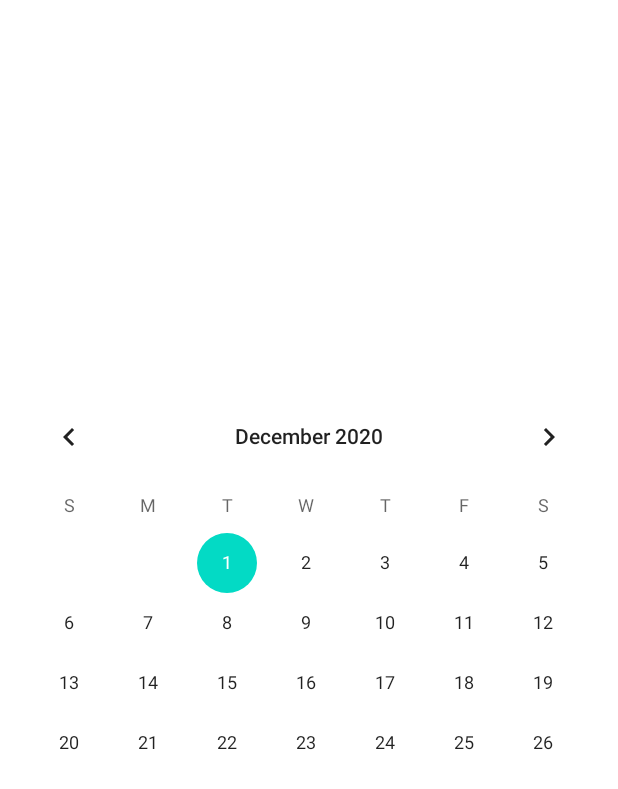
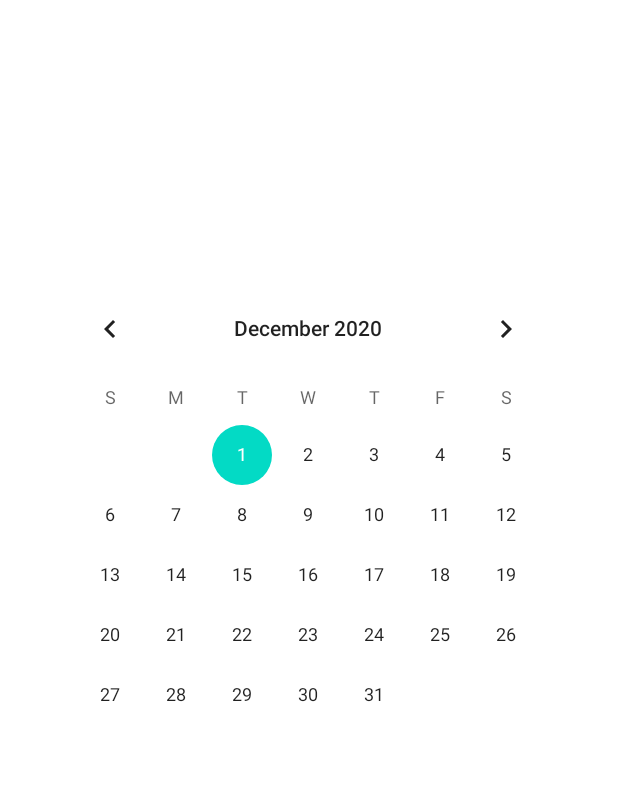
Before and after one commit to bmitay4/HMO, an Android app: the BookAppointment screen opened directly, with no data from a screen before it, on a phone screen of 412 x 824 dp. Shown: the top 789 px of the screen. Run offline under Robolectric (Android 15) with nearby library versions, the phone set to English and light mode, and no system bars; our stand-ins replace Firebase (no records; nobody signed in at launch, a user with empty details on screens opened directly).

Commit message:
Fixing minor malfunctions

```diff
--- a/app/src/main/java/com/example/hmo/BookAppointment.java
+++ b/app/src/main/java/com/example/hmo/BookAppointment.java
@@ -31,6 +31,7 @@ public class BookAppointment extends AppCompatActivity {
     private CalendarView cal;
     private ArrayAdapter arrdoc, times;
     private ArrayList<String> listingdocs;
+    private ArrayList<NewDoctor> docList;
     private String date, docid;
 
     @Override
@@ -49,14 +50,18 @@ public class BookAppointment extends AppCompatActivity {
             @Override
             public void onDataChange(@NonNull DataSnapshot snapshot) {
                 listingdocs = new ArrayList<String>();
+                docList = new ArrayList<>();
                 for (DataSnapshot doc : snapshot.getChildren()) {
                     NewDoctor d = doc.getValue(NewDoctor.class);
                     listingdocs.add(d.getUserFirstName()+" "+d.getUserLastName());
+                    docList.add(d);
                 }
-                String[] a = new String[listingdocs.size()];
-                for (int i = 0; i < a.length; i++) {
-                    a[i] = listingdocs.get(i);
-                }
+//                String[] a = new String[listingdocs.size()];
+//                for (int i = 0; i < a.length; i++) {
+//                    NewDoctor doc = doctorList.get(i);
+//                    a[i] = doc.getUserFirstName() + " " + doc.getUserLastName();
+////                    a[i] = listingdocs.get(i);
+//                }
                 arrdoc = new ArrayAdapter(BookAppointment.this, android.R.layout.simple_list_item_1, listingdocs);
                 doclist.setAdapter(arrdoc);
             }
@@ -67,7 +72,14 @@ public class BookAppointment extends AppCompatActivity {
         });
 
         // TODO: Need to make on click listener for the list to pick doc
-        docid = "doc";
+        doclist.setOnItemClickListener(new AdapterView.OnItemClickListener() {
+            @Override
+            public void onItemClick(AdapterView<?> parent, View view, int position, long id) {
+                docid = docList.get(position).getUserID();
+                System.out.println(docid);
+            }
+        });
+
 
         // pick date
         cal.setOnDateChangeListener(new CalendarView.OnDateChangeListener() {
@@ -87,6 +99,7 @@ public class BookAppointment extends AppCompatActivity {
 
                             for (DataSnapshot value : snapshot.getChildren()) {
                                 Appointment apt = value.getValue(Appointment.class);
+                                System.out.println(apt.toString());
                                 if (apt.getAvailable()) {
                                     listapt.add(apt);
                                 }
@@ -105,7 +118,7 @@ public class BookAppointment extends AppCompatActivity {
                                 @Override
 
                                 public void onItemClick(AdapterView<?> parent, View view, int position, long id) {
-                                    Appointment picked_apt = (Appointment) parent.getItemAtPosition(position);
+                                    Appointment picked_apt = (Appointment) listapt.get(position);
                                     Intent i = new Intent(BookAppointment.this, ConfirmAppointment.class);
                                     i.putExtra("user", user);
                                     i.putExtra("picked_apt", picked_apt);
--- a/app/src/main/java/com/example/hmo/ConfirmAppointment.java
+++ b/app/src/main/java/com/example/hmo/ConfirmAppointment.java
@@ -27,6 +27,9 @@ public class ConfirmAppointment extends AppCompatActivity {
         apt = (Appointment) getIntent().getSerializableExtra("picked_apt");
         confirm = findViewById(R.id.confirm);
 
+        fdb = FirebaseDatabase.getInstance();
+        refdb = fdb.getReference();
+
         confirm.setOnClickListener(v -> ConfirmBooking());
 
     }
@@ -42,6 +45,7 @@ public class ConfirmAppointment extends AppCompatActivity {
         String date = apt.getDate().replace(".","");
         String time = apt.getTime();
         String docid = apt.getDocID();
+
         refdb.child("Appointments").child(docid).child(date).child(time).setValue(apt).addOnFailureListener(v -> FaildSetValue(v));
         // Book in user appointment
         String userid = user.getUserID();
--- a/app/src/main/java/com/example/hmo/SetAppointment.java
+++ b/app/src/main/java/com/example/hmo/SetAppointment.java
@@ -125,7 +125,7 @@ public class SetAppointment extends AppCompatActivity {
                 true);
         // Insert in to Appointments -> DocID -> Date -> Time
         // Check if faild to do so.
-        refdb.child(first_apt).setValue(e1).addOnFailureListener(new OnFailureListener() {
+        refdb.child(time).setValue(e1).addOnFailureListener(new OnFailureListener() {
             @Override
             public void onFailure(@NonNull Exception e) {
                 Log.d(TAG, "problem inserting appointment " + time + " " + e);
--- a/app/src/main/res/layout/activity_book_appointment.xml
+++ b/app/src/main/res/layout/activity_book_appointment.xml
@@ -8,8 +8,8 @@
 
     <ListView
         android:id="@+id/doclist"
-        android:layout_width="410dp"
-        android:layout_height="234dp"
+        android:layout_width="412dp"
+        android:layout_height="120dp"
         app:layout_constraintBottom_toTopOf="@+id/pickdate"
         app:layout_constraintEnd_toEndOf="parent"
         app:layout_constraintStart_toStartOf="parent"
@@ -17,19 +17,19 @@
 
     <CalendarView
         android:id="@+id/pickdate"
-        android:layout_width="412dp"
-        android:layout_height="259dp"
+        android:layout_width="wrap_content"
+        android:layout_height="wrap_content"
         app:layout_constraintBottom_toBottomOf="parent"
         app:layout_constraintEnd_toEndOf="parent"
-        app:layout_constraintHorizontal_bias="1.0"
+        app:layout_constraintHorizontal_bias="0.491"
         app:layout_constraintStart_toStartOf="parent"
         app:layout_constraintTop_toTopOf="parent"
-        app:layout_constraintVertical_bias="0.456" />
+        app:layout_constraintVertical_bias="0.381" />
 
     <ListView
         android:id="@+id/aptlist"
-        android:layout_width="412dp"
-        android:layout_height="277dp"
+        android:layout_width="402dp"
+        android:layout_height="227dp"
         app:layout_constraintBottom_toBottomOf="parent"
         app:layout_constraintEnd_toEndOf="parent"
         app:layout_constraintStart_toStartOf="parent"
```
Also changed, not shown: app/src/main/java/com/example/hmo/Appointment.java (+16 -1 lines), app/src/main/java/com/example/hmo/ClientLogin.java (+14 -0 lines).
